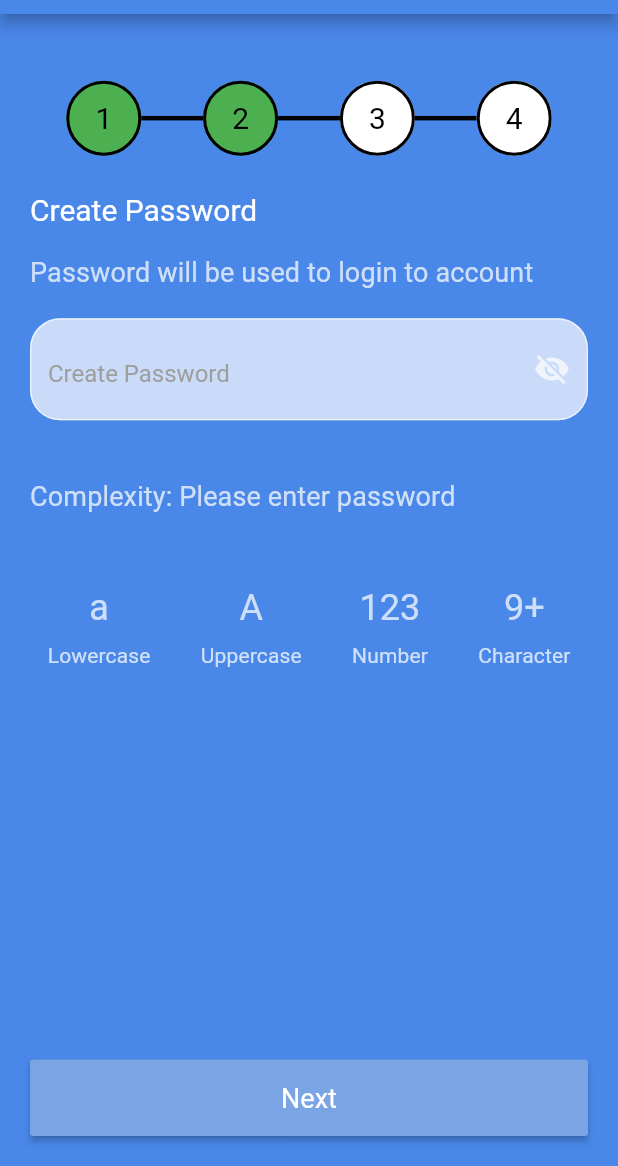
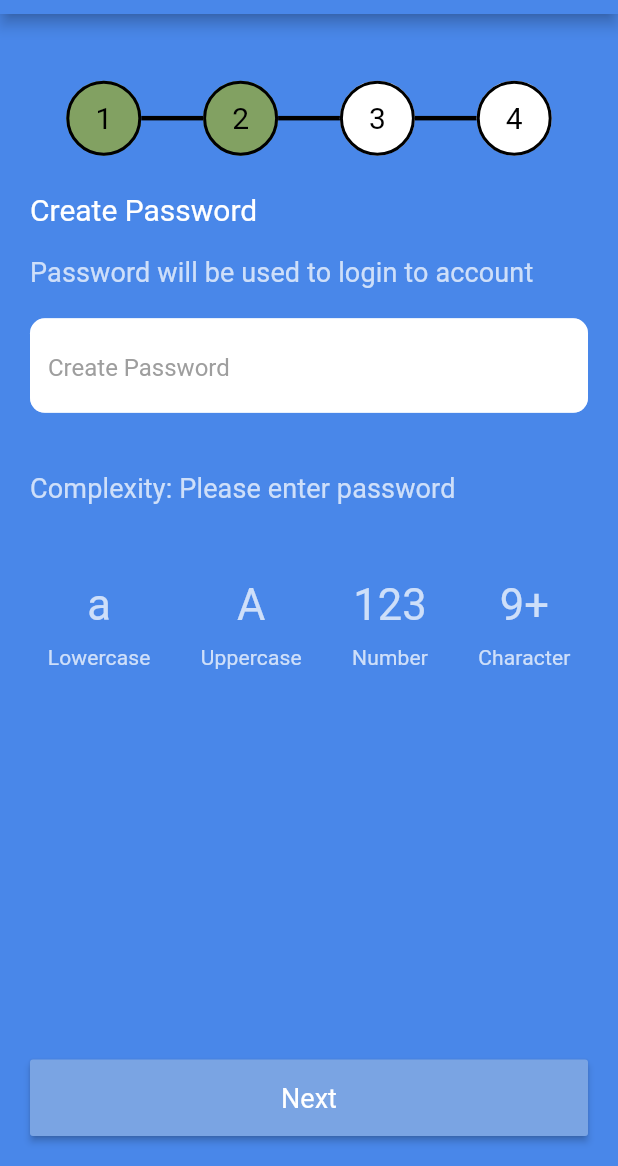
Before and after one commit to kalpeshwadekar97/gin-finance, a Flutter app: the RegistrationScreen screen opened by its route, on a phone screen of 412 x 824 dp, the part 70-1236 px from its top. Run offline on Flutter 3.47's test engine with Material 2 defaults, Android fonts, the phone set to English and light mode, and no system bars.

Commit message:
Custom Icon Done button created and integrated

```diff
--- a/lib/ui/custom_widgets/state_progress_bar.dart
+++ b/lib/ui/custom_widgets/state_progress_bar.dart
@@ -1,4 +1,5 @@
 import 'package:flutter/material.dart';
+import 'package:gin_finance/constants/color_palette.dart';
 
 class StateProgressBar extends StatefulWidget {
   final int _count;
@@ -39,7 +40,7 @@ class _StateProgressBarState extends State<StateProgressBar> {
       height: 50.0,
       child: PhysicalModel(
         borderRadius: new BorderRadius.circular(25.0),
-        color: content <= widget._activeCount ? Colors.green : Colors.white,
+        color: content <= widget._activeCount ? Color(ColorPalette.ACCENT_COLOR) : Colors.white,
         child: Container(
           child: Center(
             child: Text(
--- a/lib/ui/screens/registration_screen.dart
+++ b/lib/ui/screens/registration_screen.dart
@@ -3,6 +3,7 @@ import 'package:flutter/material.dart';
 import 'package:gin_finance/constants/color_palette.dart';
 import 'package:gin_finance/constants/constants.dart';
 import 'package:gin_finance/constants/strings.dart';
+import 'package:gin_finance/ui/custom_widgets/custom_icon_done.dart';
 import 'package:gin_finance/ui/custom_widgets/state_progress_bar.dart';
 
 class RegistrationScreen extends StatefulWidget {
@@ -99,8 +100,9 @@ class _RegistrationScreenState extends State<RegistrationScreen> {
       autovalidate: _autoValidate,
       child: TextFormField(
         obscureText: _obscureText,
+        style: Theme.of(context).textTheme.title.copyWith(color: Colors.black),
         decoration: InputDecoration(
-            fillColor: Colors.white70,
+            fillColor: Colors.white,
             filled: true,
             suffixIcon: IconButton(
               icon: _obscureText
@@ -112,14 +114,14 @@ class _RegistrationScreenState extends State<RegistrationScreen> {
             ),
             focusedBorder: const OutlineInputBorder(
               borderRadius: const BorderRadius.all(
-                const Radius.circular(20.0),
+                const Radius.circular(10.0),
               ),
               borderSide: const BorderSide(
                   color: Color(ColorPalette.PRIMARY_COLOR), width: 0.0),
             ),
             border: OutlineInputBorder(
               borderRadius: const BorderRadius.all(
-                const Radius.circular(20.0),
+                const Radius.circular(10.0),
               ),
             ),
             hintText: Strings.HINT_CREATE_PASSWORD,
@@ -216,12 +218,12 @@ class _RegistrationScreenState extends State<RegistrationScreen> {
     return Column(
       children: <Widget>[
         isConditionSatisfied
-            ? Icon(Icons.done)
+            ? CustomIconDone()
             : Text(
                 title,
                 style: Theme.of(context).textTheme.subhead.copyWith(
                     color: Color(ColorPalette.WHITE_WITH_OPACITY),
-                    fontWeight: FontWeight.w500),
+                    fontWeight: FontWeight.w500, fontSize: 29.0),
               ),
         Padding(
           padding: EdgeInsets.only(bottom: 10),
```
Also changed, not shown: lib/ui/custom_widgets/custom_icon_done.dart (added, +15 -0 lines).
